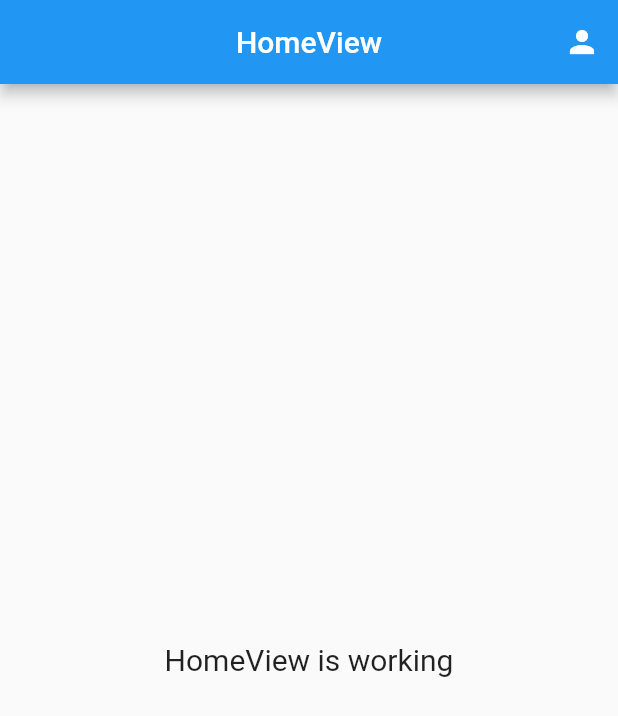
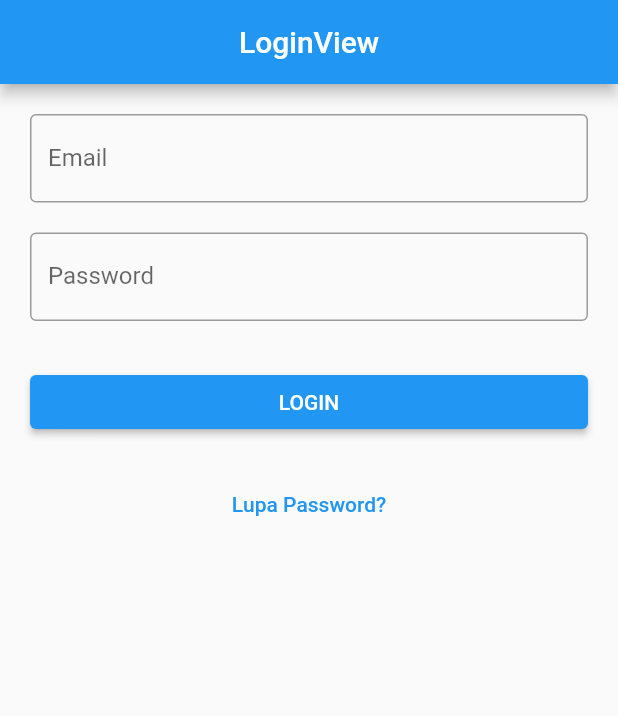
Before and after one commit to erikwibowo/Presence-App, a Flutter app: the screen it shows after launch, on a phone screen of 412 x 824 dp. Shown: the top 716 px of the screen. Run offline on Flutter 3.47's test engine with Material 2 defaults, Android fonts, the phone set to English and light mode, and no system bars; our stand-ins replace cloud_firestore, firebase_auth, firebase_core, get; accounts and stored records are empty.

Commit message:
login pegawai

```diff
--- /dev/null
+++ b/lib/app/modules/login/controllers/login_controller.dart
@@ -0,0 +1,71 @@
+import 'package:firebase_auth/firebase_auth.dart';
+import 'package:flutter/cupertino.dart';
+import 'package:flutter/material.dart';
+import 'package:get/get.dart';
+import 'package:presence_app/app/routes/app_pages.dart';
+
+class LoginController extends GetxController {
+  TextEditingController emailC = TextEditingController();
+  TextEditingController passC = TextEditingController();
+
+  FirebaseAuth auth = FirebaseAuth.instance;
+
+  void login() async {
+    if (emailC.text.isNotEmpty && passC.text.isNotEmpty) {
+      try {
+        UserCredential userCredential = await auth.signInWithEmailAndPassword(
+          email: emailC.text,
+          password: passC.text,
+        );
+        if (userCredential.user != null) {
+          if (userCredential.user!.emailVerified) {
+            Get.offAllNamed(Routes.HOME);
+          } else {
+            Get.defaultDialog(
+              title: "Verifikasi Email",
+              middleText:
+                  "Email anda belum terverifikasi. Silahkan verifikasi email anda terlebih dahulu",
+            );
+          }
+        }
+      } on FirebaseAuthException catch (e) {
+        print(e.code);
+        if (e.code == 'wrong-password') {
+          Get.snackbar("Terjadi Kesalahan", "Password yang anda masukkan salah",
+              snackPosition: SnackPosition.TOP,
+              backgroundColor: Colors.red,
+              colorText: Colors.white,
+              borderRadius: 10,
+              margin: EdgeInsets.all(10),
+              snackStyle: SnackStyle.FLOATING);
+        } else if (e.code == 'user-not-found') {
+          Get.snackbar("Terjadi Kesalahan",
+              "Pegawai dengan email yang anda masukkan tidak terdaftar",
+              snackPosition: SnackPosition.TOP,
+              backgroundColor: Colors.red,
+              colorText: Colors.white,
+              borderRadius: 10,
+              margin: EdgeInsets.all(10),
+              snackStyle: SnackStyle.FLOATING);
+        }
+      } catch (e) {
+        Get.snackbar(
+            "Terjadi Kesalahan", "Tidak dapat login, silahkan coba lagi",
+            snackPosition: SnackPosition.TOP,
+            backgroundColor: Colors.red,
+            colorText: Colors.white,
+            borderRadius: 10,
+            margin: EdgeInsets.all(10),
+            snackStyle: SnackStyle.FLOATING);
+      }
+    } else {
+      Get.snackbar("Terjadi Kesalahan", "Email dan Password tidak boleh kosong",
+          snackPosition: SnackPosition.TOP,
+          backgroundColor: Colors.red,
+          colorText: Colors.white,
+          borderRadius: 10,
+          margin: EdgeInsets.all(10),
+          snackStyle: SnackStyle.FLOATING);
+    }
+  }
+}
--- /dev/null
+++ b/lib/app/modules/login/views/login_view.dart
@@ -0,0 +1,46 @@
+import 'package:flutter/material.dart';
+
+import 'package:get/get.dart';
+
+import '../controllers/login_controller.dart';
+
+class LoginView extends GetView<LoginController> {
+  const LoginView({Key? key}) : super(key: key);
+  @override
+  Widget build(BuildContext context) {
+    return Scaffold(
+      appBar: AppBar(
+        title: Text('LoginView'),
+        centerTitle: true,
+      ),
+      body: ListView(
+        padding: EdgeInsets.all(20),
+        children: [
+          TextField(
+            controller: controller.emailC,
+            decoration: InputDecoration(
+              labelText: "Email",
+              border: OutlineInputBorder(),
+            ),
+          ),
+          SizedBox(height: 20),
+          TextField(
+            controller: controller.passC,
+            obscureText: true,
+            decoration: InputDecoration(
+              labelText: "Password",
+              border: OutlineInputBorder(),
+            ),
+          ),
+          SizedBox(height: 30),
+          ElevatedButton(
+            onPressed: () => controller.login(),
+            child: Text("LOGIN"),
+          ),
+          SizedBox(height: 20),
+          TextButton(onPressed: () {}, child: Text("Lupa Password?")),
+        ],
+      ),
+    );
+  }
+}
--- a/lib/app/routes/app_pages.dart
+++ b/lib/app/routes/app_pages.dart
@@ -4,6 +4,8 @@ import '../modules/add_pegawai/bindings/add_pegawai_binding.dart';
 import '../modules/add_pegawai/views/add_pegawai_view.dart';
 import '../modules/home/bindings/home_binding.dart';
 import '../modules/home/views/home_view.dart';
+import '../modules/login/bindings/login_binding.dart';
+import '../modules/login/views/login_view.dart';
 
 part 'app_routes.dart';
 
@@ -23,5 +25,10 @@ class AppPages {
       page: () => const AddPegawaiView(),
       binding: AddPegawaiBinding(),
     ),
+    GetPage(
+      name: _Paths.LOGIN,
+      page: () => const LoginView(),
+      binding: LoginBinding(),
+    ),
   ];
 }
--- a/lib/app/routes/app_routes.dart
+++ b/lib/app/routes/app_routes.dart
@@ -6,9 +6,11 @@ abstract class Routes {
 
   static const HOME = _Paths.HOME;
   static const ADD_PEGAWAI = _Paths.ADD_PEGAWAI;
+  static const LOGIN = _Paths.LOGIN;
 }
 
 abstract class _Paths {
   static const HOME = '/home';
   static const ADD_PEGAWAI = '/add-pegawai';
+  static const LOGIN = '/login';
 }
--- a/lib/main.dart
+++ b/lib/main.dart
@@ -13,7 +13,7 @@ void main() async {
   runApp(
     GetMaterialApp(
       title: "Application",
-      initialRoute: AppPages.INITIAL,
+      initialRoute: Routes.LOGIN,
       getPages: AppPages.routes,
       debugShowCheckedModeBanner: false,
     ),
```
Also changed, not shown: lib/app/modules/login/bindings/login_binding.dart (added, +12 -0 lines).
